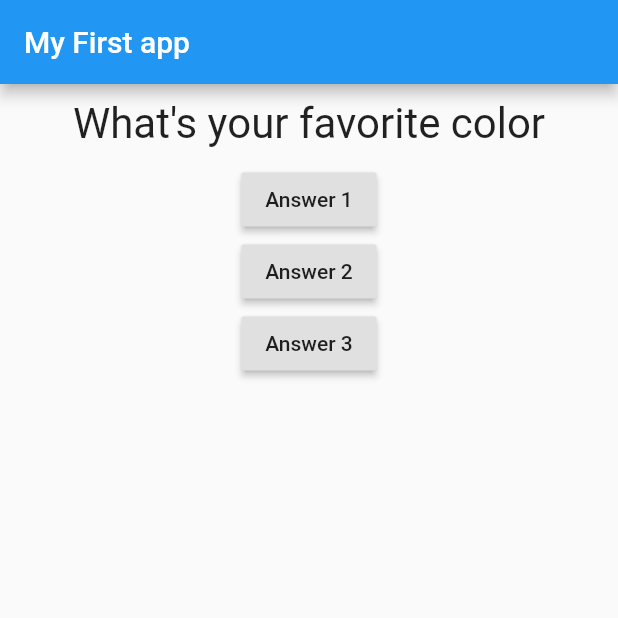
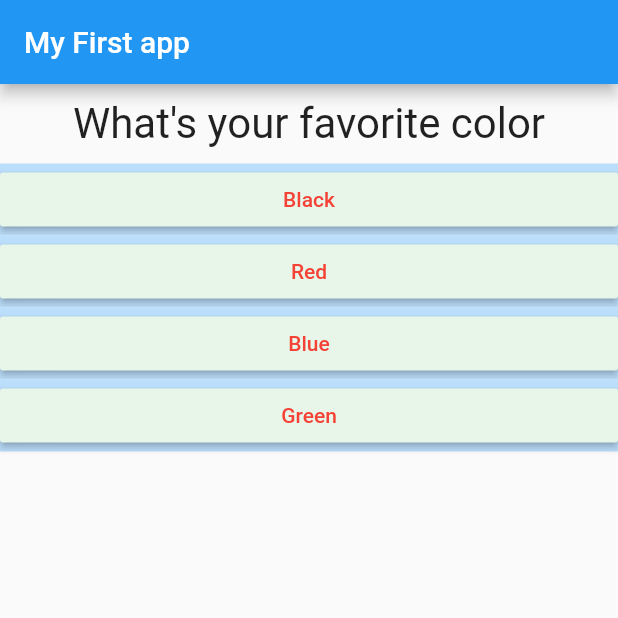
Before and after one commit to HectorVzz/flutter_course_app, a Flutter app: the screen it shows after launch, on a phone screen of 412 x 824 dp, the top half of it. Run offline on Flutter 3.47's test engine with Material 2 defaults, Android fonts, the phone set to English and light mode, and no system bars.

Commit message:
added dynamic answers

```diff
--- /dev/null
+++ b/lib/answer.dart
@@ -0,0 +1,22 @@
+import 'package:flutter/material.dart';
+
+class Answer extends StatelessWidget {
+  final Function selecthandler;
+  final String answerText;
+
+  Answer(this.selecthandler,this.answerText);
+
+  @override
+  Widget build(BuildContext context) {
+    return Container(
+      color: Colors.blue[100],
+      width: double.infinity,
+      child: RaisedButton(
+        color: Colors.green[50],
+        textColor: Colors.red,
+        child: Text(answerText),
+        onPressed: selecthandler,
+      ),
+    );
+  }
+}
--- a/lib/main.dart
+++ b/lib/main.dart
@@ -1,6 +1,7 @@
 import 'package:flutter/material.dart';
 
 import './question.dart';
+import './answer.dart';
 
 // void main() {
 //   runApp(MyApp());
@@ -15,6 +16,7 @@ class MyApp extends StatefulWidget {
     return _MyAppState();
   }
 }
+
 class _MyAppState extends State<MyApp> {
   var _questionIndex = 0;
 
@@ -24,10 +26,36 @@ class _MyAppState extends State<MyApp> {
     });
     print(_questionIndex);
   }
+
   @override
   var questions = [
-    "What\'s your favorite color",
-    "What\'s your favorite animal",
+    {
+      'questionText': 'What\'s your favorite color',
+      'answers': [
+        'Black',
+        'Red',
+        'Blue',
+        'Green',
+      ],
+    },
+    {
+      'questionText': 'What\'s your favorite animal',
+      'answers': [
+        'Rabbit',
+        'Dog',
+        'Lion',
+        'Cat',
+      ],
+    },
+    {
+      'questionText': 'Who\'s your favorite character',
+      'answers': [
+        'Guts',
+        'Guts',
+        'Guts',
+        'Guts',
+      ],
+    },
   ];
   Widget build(BuildContext context) {
     return MaterialApp(
@@ -37,20 +65,12 @@ class _MyAppState extends State<MyApp> {
         ),
         body: Column(children: [
           Question(
-            questions[_questionIndex]
-            ),
-          RaisedButton(
-            child: Text('Answer 1'),
-            onPressed: _answerQuestion,
+            questions[_questionIndex]['questionText'],
           ),
-          RaisedButton(
-            child: Text('Answer 2'),
-            onPressed: _answerQuestion,
-          ),
-          RaisedButton(
-            child: Text('Answer 3'),
-            onPressed: _answerQuestion,
-          )
+          ...(questions[_questionIndex]['answers'] as List<String>)
+              .map((answer) {
+            return Answer(_answerQuestion, answer);
+          }).toList()
         ]),
       ),
     );
```
